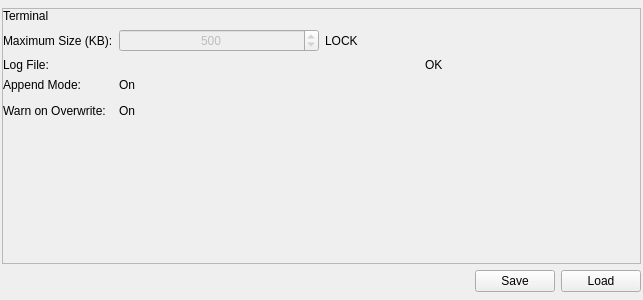
Before: the Qt Designer form CoActionOS-Link/CAOS-Link/Preferences.ui in CoActionOS/CoActionOS-Desktop, drawn with Qt 5.
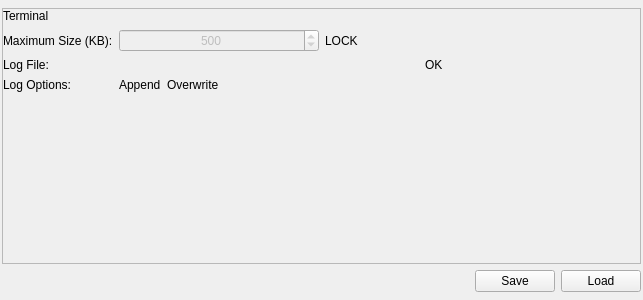
After: the same form once the commit is applied. Custom widgets are drawn as their Qt base class.

Commit message: Don't scroll on tab bar - save terminal max size

What changed in the file:
```diff
--- a/CoActionOS-Link/CAOS-Link/Preferences.ui
+++ b/CoActionOS-Link/CAOS-Link/Preferences.ui
@@ -134,37 +134,6 @@
          </property>
         </widget>
        </item>
-       <item row="7" column="0">
-        <widget class="QLabel" name="terminalAppendModeLabel">
-         <property name="text">
-          <string>Append Mode:</string>
-         </property>
-        </widget>
-       </item>
-       <item row="7" column="1">
-        <widget class="CCheckbox" name="terminalAppendModeCheckBox">
-         <property name="text">
-          <string>On</string>
-         </property>
-        </widget>
-       </item>
-       <item row="10" column="0">
-        <widget class="QLabel" name="terminalWarnOverwriteLabel">
-         <property name="text">
-          <string>Warn on Overwrite:</string>
-         </property>
-        </widget>
-       </item>
-       <item row="10" column="1">
-        <widget class="CCheckbox" name="terminalWarnOverwriteCheckBox">
-         <property name="text">
-          <string>On</string>
-         </property>
-        </widget>
-       </item>
-       <item row="9" column="1">
-        <layout class="QHBoxLayout" name="horizontalLayout"/>
-       </item>
        <item row="6" column="1">
         <layout class="QHBoxLayout" name="terminalMaximumSizeHorizontalLayout_2">
          <item>
@@ -192,6 +161,31 @@
          </item>
         </layout>
        </item>
+       <item row="7" column="0">
+        <widget class="QLabel" name="terminalAppendModeLabel">
+         <property name="text">
+          <string>Log Options:</string>
+         </property>
+        </widget>
+       </item>
+       <item row="7" column="1">
+        <layout class="QHBoxLayout" name="terminalMaximumSizeHorizontalLayout_3">
+         <item>
+          <widget class="CCheckbox" name="terminalAppendModeCheckBox">
+           <property name="text">
+            <string>Append</string>
+           </property>
+          </widget>
+         </item>
+         <item>
+          <widget class="CCheckbox" name="terminalWarnOverwriteCheckBox">
+           <property name="text">
+            <string>Overwrite</string>
+           </property>
+          </widget>
+         </item>
+        </layout>
+       </item>
       </layout>
      </widget>
     </widget>
@@ -236,16 +230,16 @@
    <header>CSdk/CLineEdit.h</header>
    <container>1</container>
   </customwidget>
-  <customwidget>
-   <class>CLock</class>
-   <extends>QLabel</extends>
-   <header>CSdk/CLock.h</header>
-  </customwidget>
   <customwidget>
    <class>CCheckbox</class>
    <extends>QLabel</extends>
    <header>CSdk/CCheckbox.h</header>
   </customwidget>
+  <customwidget>
+   <class>CLock</class>
+   <extends>QLabel</extends>
+   <header>CSdk/clock.h</header>
+  </customwidget>
  </customwidgets>
  <tabstops>
   <tabstop>terminalMaximumSizeSpinBox</tabstop>
```
The commit also changes 10 other files.
